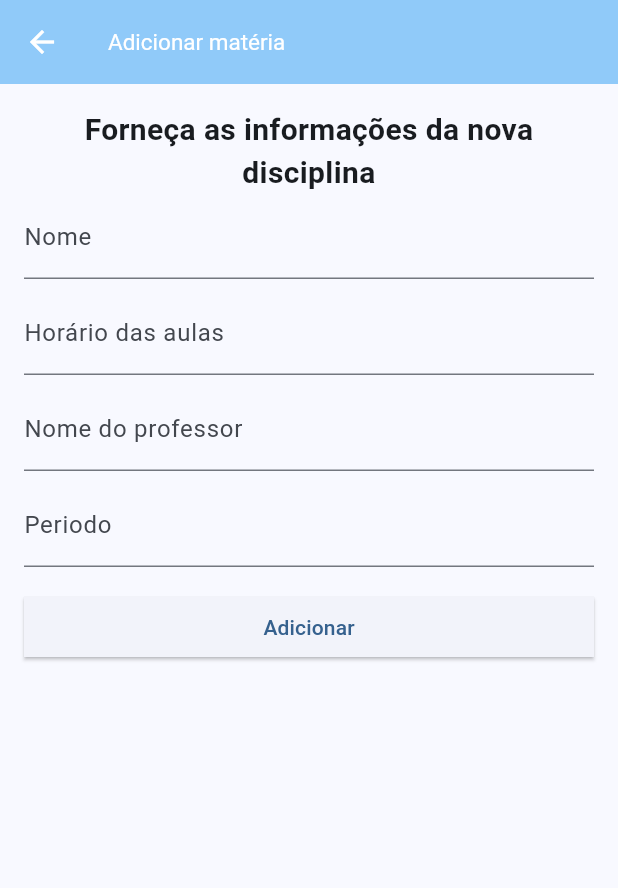
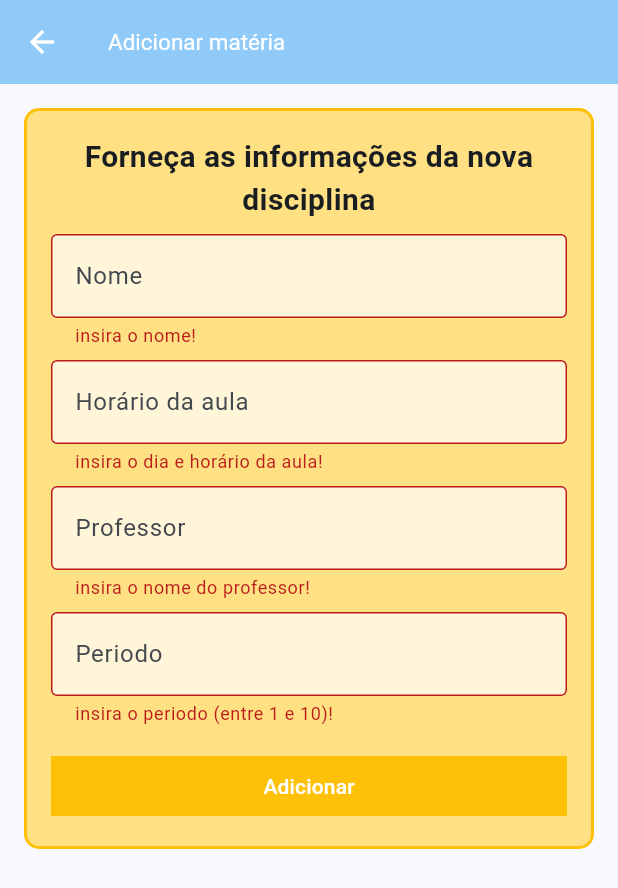
Before and after one commit to rayssamontecchiari/easyFacul, a Flutter app: the AddCourse screen opened directly, after a tap on "Adicionar", on a phone screen of 412 x 824 dp. Shown: the top 888 px of the screen. Run offline on Flutter 3.47's test engine with Material 2 defaults, Android fonts, the light colour scheme and no system bars; our stand-ins replace sqflite; accounts and stored records are empty.

Commit message:
feat: ajusta form de adicionar disciplina e inicia implantacao de persistencia de dados

```diff
--- a/lib/context/context.dart
+++ b/lib/context/context.dart
@@ -146,6 +146,10 @@ class User with ChangeNotifier {
     notifyListeners();
   }
 
+  Course getCourseById(String courseId) {
+    return courses.firstWhere((element) => element.id == courseId);
+  }
+
   void addActivityToCourse(String courseId, Activity activity) {
     Course currentCourse =
         courses.firstWhere((element) => element.id == courseId);
--- /dev/null
+++ b/lib/context/course_dao.dart
@@ -0,0 +1,10 @@
+class CourseDao {
+  static const String tableSql =
+      'CREATE TABLE $_tablename($_name TEXT, $_classTime TEXT, $_professor TEXT, $_period Integer, )';
+
+  const String _tablename = "courseTable";
+  const String _name = "name";
+  const String _classTime = "classTime";
+  const String _professor = "professor";
+  const String _period = "period";
+}
--- a/lib/otherPages/activities/add_activity.dart
+++ b/lib/otherPages/activities/add_activity.dart
@@ -60,6 +60,7 @@ class _AddActivityState extends State<AddActivity> {
                   child: TextField(
                     controller: _controladorDate,
                     decoration: const InputDecoration(labelText: "Data"),
+                    keyboardType: TextInputType.datetime,
                   ),
                 ),
                 Padding(
--- a/lib/otherPages/courses/add_course.dart
+++ b/lib/otherPages/courses/add_course.dart
@@ -16,15 +16,34 @@ class _AddCourseState extends State<AddCourse> {
   final TextEditingController _controladorProfessor = TextEditingController();
   final TextEditingController _controladorPeriod = TextEditingController();
 
+  final _formKey = GlobalKey<FormState>();
+
+  bool checkClassTime(String string) {
+    RegExp padrao = RegExp(r'^(\w{3}\s([MT]\d\s?)+\s-\s)+\w{3}\s([MT]\d\s?)+$');
+    return padrao.hasMatch(string);
+  }
+
   @override
   Widget build(BuildContext context) {
-    return Scaffold(
+    return Form(
+      key: _formKey,
+      child: Scaffold(
         appBar: AppBarCustom(
           textTitle: "Adicionar matéria",
         ),
         body: SafeArea(
           child: Padding(
             padding: const EdgeInsets.all(16),
+            child: Container(
+              padding: const EdgeInsets.all(16),
+              decoration: BoxDecoration(
+                color: Colors.amber[200],
+                border: Border.all(
+                  color: Colors.amber,
+                  width: 2,
+                ),
+                borderRadius: BorderRadius.circular(10),
+              ),
               child: SingleChildScrollView(
                 child: Column(
                   children: [
@@ -37,34 +56,78 @@ class _AddCourseState extends State<AddCourse> {
                       ),
                     ),
                     Padding(
-                  padding: const EdgeInsets.only(bottom: 8.0),
-                  child: TextField(
+                      padding: const EdgeInsets.symmetric(vertical: 8.0),
+                      child: TextFormField(
                         controller: _controladorName,
-                    decoration: const InputDecoration(labelText: "Nome"),
+                        decoration: const InputDecoration(
+                          border: OutlineInputBorder(),
+                          hintText: "Nome",
+                          fillColor: Colors.white70,
+                          filled: true,
+                        ),
+                        validator: (String? value) {
+                          if (value != null && value.isEmpty) {
+                            return "insira o nome!";
+                          }
+                          return null;
+                        },
                       ),
                     ),
                     Padding(
                       padding: const EdgeInsets.only(bottom: 8.0),
-                  child: TextField(
+                      child: TextFormField(
                         controller: _controladorClassTime,
-                    decoration:
-                        const InputDecoration(labelText: "Horário das aulas"),
+                        decoration: const InputDecoration(
+                          border: OutlineInputBorder(),
+                          hintText: "Horário da aula",
+                          fillColor: Colors.white70,
+                          filled: true,
+                        ),
+                        validator: (String? value) {
+                          if (value!.isEmpty || !checkClassTime(value)) {
+                            return "insira o dia e horário da aula!";
+                          }
+                          return null;
+                        },
                       ),
                     ),
                     Padding(
                       padding: const EdgeInsets.only(bottom: 8.0),
-                  child: TextField(
+                      child: TextFormField(
                         controller: _controladorProfessor,
-                    decoration:
-                        const InputDecoration(labelText: "Nome do professor"),
+                        decoration: const InputDecoration(
+                          border: OutlineInputBorder(),
+                          hintText: "Professor",
+                          fillColor: Colors.white70,
+                          filled: true,
+                        ),
+                        validator: (String? value) {
+                          if (value != null && value.isEmpty) {
+                            return "insira o nome do professor!";
+                          }
+                          return null;
+                        },
                       ),
                     ),
                     Padding(
                       padding: const EdgeInsets.only(bottom: 16),
-                  child: TextField(
+                      child: TextFormField(
                         controller: _controladorPeriod,
-                    decoration: const InputDecoration(labelText: "Periodo"),
                         keyboardType: TextInputType.number,
+                        decoration: const InputDecoration(
+                          border: OutlineInputBorder(),
+                          hintText: "Periodo",
+                          fillColor: Colors.white70,
+                          filled: true,
+                        ),
+                        validator: (String? value) {
+                          if (value!.isEmpty ||
+                              int.parse(value) < 1 ||
+                              int.parse(value) > 10) {
+                            return "insira o periodo (entre 1 e 10)!";
+                          }
+                          return null;
+                        },
                       ),
                     ),
                     Consumer<User>(
@@ -76,9 +139,12 @@ class _AddCourseState extends State<AddCourse> {
                           child: ElevatedButton(
                             child: Text('Adicionar'),
                             onPressed: () {
+                              if (_formKey.currentState!.validate()) {
                                 final String name = _controladorName.text;
-                          final String classTime = _controladorClassTime.text;
-                          final String professor = _controladorProfessor.text;
+                                final String classTime =
+                                    _controladorClassTime.text;
+                                final String professor =
+                                    _controladorProfessor.text;
                                 final String period = _controladorPeriod.text;
 
                                 final newCourse = Course(
@@ -90,19 +156,31 @@ class _AddCourseState extends State<AddCourse> {
                                 );
                                 user.addCourse(newCourse);
 
-                          _controladorName.clear();
-                          _controladorClassTime.clear();
-                          _controladorPeriod.clear();
-                          _controladorProfessor.clear();
+                                ScaffoldMessenger.of(context).showSnackBar(
+                                  const SnackBar(
+                                    content: Text("Adicionando disciplina"),
+                                    backgroundColor: Colors.blue,
+                                  ),
+                                );
+
+                                Navigator.pop(context);
+                              }
                             },
                             style: ButtonStyle(
-                          shape:
-                              MaterialStateProperty.all<RoundedRectangleBorder>(
+                                shape: MaterialStateProperty.all<
+                                    RoundedRectangleBorder>(
                                   const RoundedRectangleBorder(
                                     borderRadius: BorderRadius.zero,
                                   ),
                                 ),
-                        ),
+                                backgroundColor:
+                                    MaterialStateProperty.all<Color>(
+                                        Colors.amber),
+                                shadowColor: MaterialStateProperty.all<Color>(
+                                    Colors.transparent),
+                                foregroundColor:
+                                    MaterialStateProperty.all<Color>(
+                                        Colors.white)),
                           ),
                         );
                       },
@@ -112,6 +190,8 @@ class _AddCourseState extends State<AddCourse> {
               ),
             ),
           ),
+        ),
+      ),
     );
   }
 }
```
Also changed, not shown: lib/context/database.dart (added, +14 -0 lines), lib/otherPages/calendar.dart (added, +22 -0 lines), lib/otherPages/courses/course_details.dart (+29 -3 lines), lib/otherPages/courses/view_courses.dart (+12 -0 lines), pubspec.yaml (+3 -4 lines), pubspec.lock, 1 other file. Lines whose indentation alone changed are shown as unchanged.
